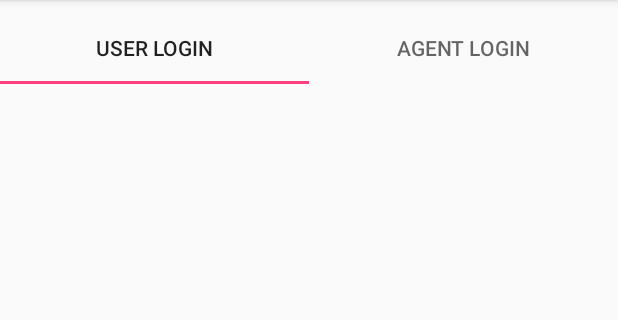
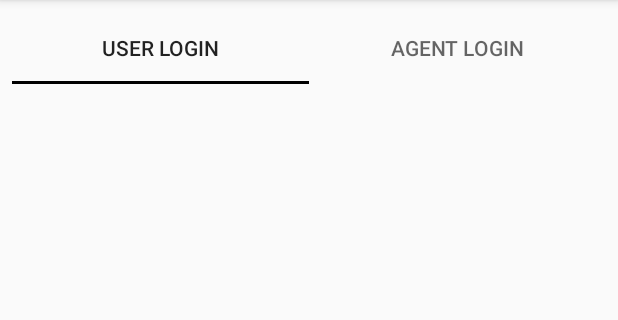
Before and after one commit to Ammy-1402/MinorApp, an Android app: the screen it shows after launch (MainActivity), on a phone screen of 412 x 824 dp, the part 84-404 px from its top. Run offline under Robolectric (Android 15) with nearby library versions, the phone set to English and light mode, and no system bars.

Commit message:
Added 123

```diff
--- a/app/src/main/java/com/quantumcoders/minorapp/MainActivity.java
+++ b/app/src/main/java/com/quantumcoders/minorapp/MainActivity.java
@@ -12,5 +12,7 @@ public class MainActivity extends AppCompatActivity {
 
         //i made a change hahaha
         //changed by aman
+
+        //11111111111233333333
     }
 }
--- a/app/src/main/res/layout/activity_main.xml
+++ b/app/src/main/res/layout/activity_main.xml
@@ -10,18 +10,22 @@
         android:id="@+id/tabLayout"
         android:layout_width="0dp"
         android:layout_height="wrap_content"
+        android:layout_marginStart="8dp"
         android:layout_marginTop="8dp"
+        android:layout_marginEnd="8dp"
         app:layout_constraintEnd_toEndOf="parent"
+        app:layout_constraintHorizontal_bias="0.0"
         app:layout_constraintStart_toStartOf="parent"
-        app:layout_constraintTop_toTopOf="parent">
+        app:layout_constraintTop_toTopOf="parent"
+        app:tabIndicatorColor="@color/colorBlack">
 
         <android.support.design.widget.TabItem
-            android:layout_width="wrap_content"
+            android:layout_width="match_parent"
             android:layout_height="wrap_content"
             android:text="User Login" />
 
         <android.support.design.widget.TabItem
-            android:layout_width="wrap_content"
+            android:layout_width="match_parent"
             android:layout_height="wrap_content"
             android:text="Agent Login" />
 
--- a/app/src/main/res/values/colors.xml
+++ b/app/src/main/res/values/colors.xml
@@ -3,4 +3,5 @@
     <color name="colorPrimary">#3F51B5</color>
     <color name="colorPrimaryDark">#303F9F</color>
     <color name="colorAccent">#FF4081</color>
+    <color name="colorBlack">#000000</color>
 </resources>
```
